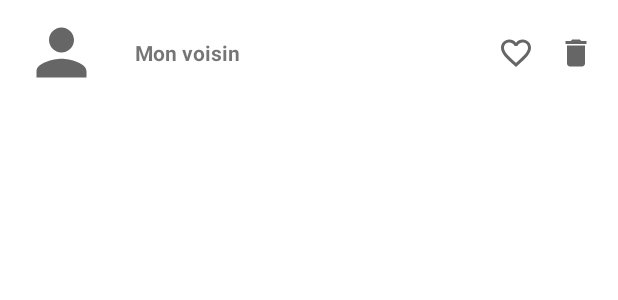
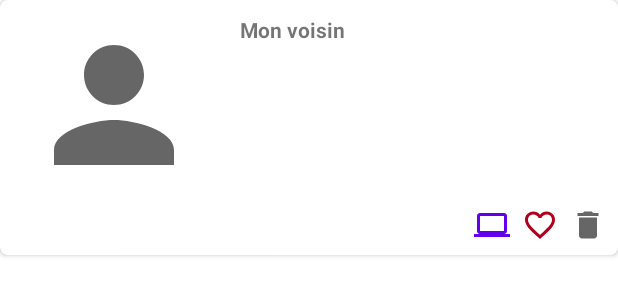
Before and after one commit to leoboyerbx/gobelins-android, an Android app: the layout neighbor_item.xml on its own in the app's theme, with its tools: preview values and no code run, on a phone screen of 412 x 824 dp. Shown: the top 300 px of the screen. Run offline under Robolectric (Android 15) with nearby library versions, the phone set to English and light mode, and no system bars.

Commit message:
Avant TP3

```diff
--- a/BDDI/neighbors/src/main/AndroidManifest.xml
+++ b/BDDI/neighbors/src/main/AndroidManifest.xml
@@ -11,6 +11,7 @@
         android:roundIcon="@mipmap/ic_launcher_round"
         android:supportsRtl="true"
         android:theme="@style/Theme.BDDI">
+        <activity android:name=".AddNeighborActivity" />
         <activity android:name=".NeighborsActivity">
             <intent-filter>
                 <action android:name="android.intent.action.MAIN" />
--- a/BDDI/neighbors/src/main/java/com/pnk/gobelins/neighbors/adapters/ListNeighborHandler.kt
+++ b/BDDI/neighbors/src/main/java/com/pnk/gobelins/neighbors/adapters/ListNeighborHandler.kt
@@ -5,4 +5,5 @@ import com.pnk.gobelins.neighbors.models.Neighbor
 interface ListNeighborHandler {
     fun onDeleteNeibor(neighbor: Neighbor)
     fun onLikeNeighbor(neighbor: Neighbor)
+    fun onOpenPage(neighbor: Neighbor)
 }
--- /dev/null
+++ b/BDDI/neighbors/src/main/res/drawable/ic_baseline_computer_24.xml
@@ -0,0 +1,10 @@
+<vector xmlns:android="http://schemas.android.com/apk/res/android"
+    android:width="24dp"
+    android:height="24dp"
+    android:viewportWidth="24"
+    android:viewportHeight="24"
+    android:tint="?attr/colorControlNormal">
+  <path
+      android:fillColor="@android:color/white"
+      android:pathData="M20,18c1.1,0 1.99,-0.9 1.99,-2L22,6c0,-1.1 -0.9,-2 -2,-2H4c-1.1,0 -2,0.9 -2,2v10c0,1.1 0.9,2 2,2H0v2h24v-2h-4zM4,6h16v10H4V6z"/>
+</vector>
--- a/BDDI/neighbors/src/main/res/layout/neighbor_item.xml
+++ b/BDDI/neighbors/src/main/res/layout/neighbor_item.xml
@@ -1,44 +1,80 @@
 <?xml version="1.0" encoding="utf-8"?>
-<androidx.constraintlayout.widget.ConstraintLayout xmlns:android="http://schemas.android.com/apk/res/android"
+<androidx.cardview.widget.CardView
     android:layout_width="match_parent"
     android:layout_height="wrap_content"
+    xmlns:android="http://schemas.android.com/apk/res/android"
     xmlns:app="http://schemas.android.com/apk/res-auto"
-    xmlns:tools="http://schemas.android.com/tools">
+    xmlns:tools="http://schemas.android.com/tools"
+    app:cardCornerRadius="5dp"
+    >
+    <androidx.constraintlayout.widget.ConstraintLayout
+        android:layout_width="match_parent"
+        android:layout_height="wrap_content">
 
         <ImageView
             android:id="@+id/item_list_avatar"
-        android:layout_width="50dp"
-        android:layout_height="50dp"
+            android:layout_width="120dp"
+            android:layout_height="120dp"
             android:layout_marginStart="16dp"
             android:layout_marginTop="10dp"
             android:layout_marginBottom="10dp"
             android:src="@drawable/ic_baseline_person_24"
-        app:layout_constraintBottom_toBottomOf="parent"
             app:layout_constraintStart_toStartOf="parent"
             app:layout_constraintTop_toTopOf="parent" />
 
         <TextView
             android:id="@+id/item_list_name"
-        android:layout_width="wrap_content"
+            android:layout_width="0dp"
             android:layout_height="wrap_content"
             android:layout_marginStart="24dp"
-        android:maxWidth="250dp"
-        android:maxLines="1"
             android:textStyle="bold"
-        app:layout_constraintBottom_toBottomOf="@+id/item_list_avatar"
             app:layout_constraintStart_toEndOf="@+id/item_list_avatar"
             app:layout_constraintTop_toTopOf="@+id/item_list_avatar"
             tools:text="Mon voisin" />
+        <TextView
+            android:id="@+id/item_list_description"
+            android:layout_width="0dp"
+            android:layout_height="wrap_content"
+            android:layout_marginStart="24dp"
+            android:textStyle="bold"
+            app:layout_constraintStart_toEndOf="@+id/item_list_avatar"
+            app:layout_constraintTop_toBottomOf="@id/item_list_name"
+            app:layout_constraintEnd_toEndOf="parent"
+            android:layout_marginEnd="8dp"
+            android:layout_marginTop="8dp"
+            android:maxLines="8"
+            tools:text="@tools:sample/lorem/random" />
+
+        <androidx.constraintlayout.widget.Barrier
+            android:layout_width="wrap_content"
+            android:layout_height="wrap_content"
+            app:barrierDirection="bottom"
+            android:id="@+id/barrier"
+            app:constraint_referenced_ids="item_list_avatar, item_list_description, item_list_name"
+            />
+
+        <ImageButton
+            android:id="@+id/item_list_page_button"
+            android:layout_width="wrap_content"
+            android:layout_height="wrap_content"
+            android:background="@null"
+            android:tint="@color/design_default_color_primary"
+            app:layout_constraintEnd_toStartOf="@+id/item_list_like_button"
+            app:layout_constraintTop_toBottomOf="@+id/barrier"
+            android:layout_margin="8dp"
+            app:layout_constraintBottom_toBottomOf="parent"
+            app:srcCompat="@drawable/ic_baseline_computer_24" />
 
         <ImageButton
             android:id="@+id/item_list_like_button"
             android:layout_width="wrap_content"
             android:layout_height="wrap_content"
-        android:layout_marginEnd="16dp"
             android:background="@null"
-        app:layout_constraintBottom_toBottomOf="@+id/item_list_name"
-        app:layout_constraintEnd_toStartOf="@id/item_list_delete_button"
-        app:layout_constraintTop_toTopOf="@+id/item_list_name"
+            android:tint="@color/design_default_color_error"
+            app:layout_constraintEnd_toStartOf="@+id/item_list_delete_button"
+            app:layout_constraintTop_toBottomOf="@+id/barrier"
+            android:layout_margin="8dp"
+            app:layout_constraintBottom_toBottomOf="parent"
             app:srcCompat="@drawable/ic_baseline_favorite_border_24" />
         <ImageButton
             android:id="@+id/item_list_delete_button"
@@ -46,9 +82,12 @@
             android:layout_height="wrap_content"
             android:layout_marginEnd="16dp"
             android:background="@null"
-        app:layout_constraintBottom_toBottomOf="@+id/item_list_name"
             app:layout_constraintEnd_toEndOf="parent"
-        app:layout_constraintTop_toTopOf="@+id/item_list_name"
-        app:srcCompat="@drawable/ic_baseline_delete_24" />
+            app:layout_constraintTop_toBottomOf="@+id/barrier"
+            android:layout_margin="8dp"
+            app:layout_constraintBottom_toBottomOf="parent"
+            app:srcCompat="@drawable/ic_baseline_delete_24"
+            />
 
     </androidx.constraintlayout.widget.ConstraintLayout>
+</androidx.cardview.widget.CardView>
--- a/BDDI/neighbors/src/main/res/values/strings.xml
+++ b/BDDI/neighbors/src/main/res/values/strings.xml
@@ -4,4 +4,5 @@
     <string name="yes">Oui</string>
     <string name="no">Non</string>
     <string name="prompt_delete_title">Supprimer ?</string>
+    <string name="add_neighbor_action">Click me !</string>
 </resources>
```
Also changed, not shown: BDDI/neighbors/src/main/java/com/pnk/gobelins/neighbors/AddNeighborActivity.kt (added, +11 -0 lines), BDDI/neighbors/src/main/java/com/pnk/gobelins/neighbors/NeighborsActivity.kt (+18 -0 lines), BDDI/neighbors/src/main/java/com/pnk/gobelins/neighbors/adapters/ListNeighborsAdapter.kt (+18 -0 lines), BDDI/neighbors/src/main/java/com/pnk/gobelins/neighbors/fragments/ListNeighborsFragment.kt (+8 -0 lines), BDDI/neighbors/src/main/res/layout/activity_add_neighbor.xml (added, +14 -0 lines), BDDI/neighbors/src/main/res/layout/activity_neighbors.xml (+7 -0 lines). Lines whose indentation alone changed are shown as unchanged.
